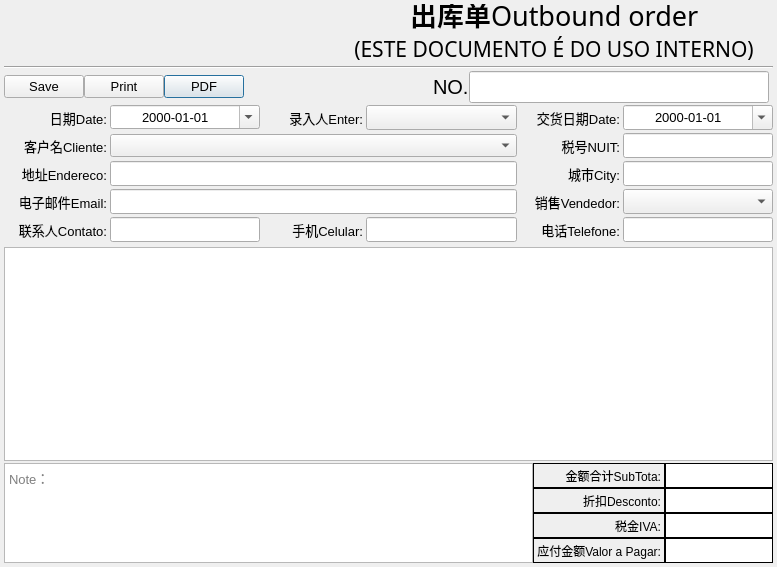
Old version of the form Ui/FormOutboundOrder.ui in the repository golden7602/zion.
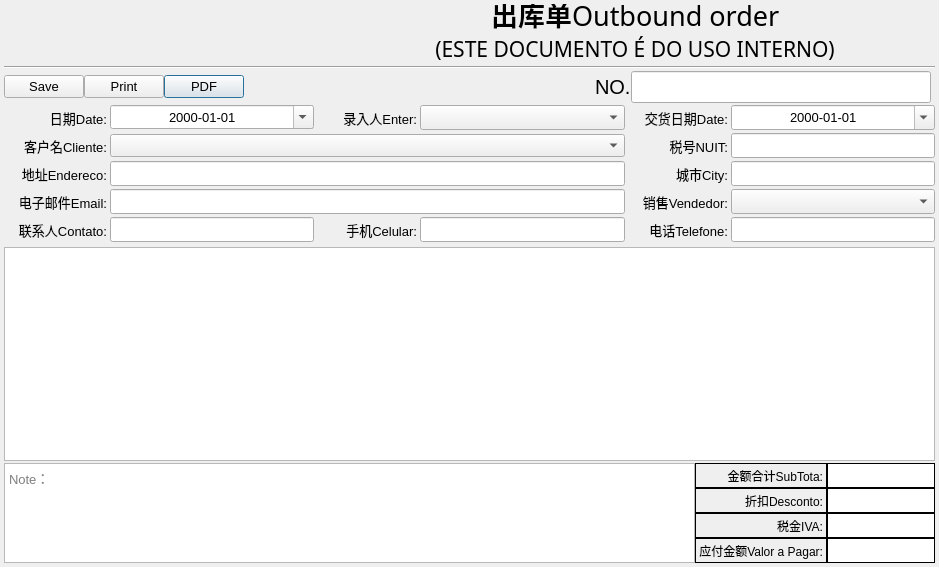
New version of the form. Icons and pictures are not drawn.

The edit to the form file:
```diff
--- a/Ui/FormOutboundOrder.ui
+++ b/Ui/FormOutboundOrder.ui
@@ -6,7 +6,7 @@
    <rect>
     <x>0</x>
     <y>0</y>
-    <width>777</width>
+    <width>939</width>
     <height>567</height>
    </rect>
   </property>
@@ -652,9 +652,12 @@
          <height>25</height>
         </size>
        </property>
-       <property name="clearButtonEnabled">
+       <property name="readOnly">
         <bool>true</bool>
        </property>
+       <property name="clearButtonEnabled">
+        <bool>false</bool>
+       </property>
       </widget>
      </item>
      <item row="2" column="6">
```
